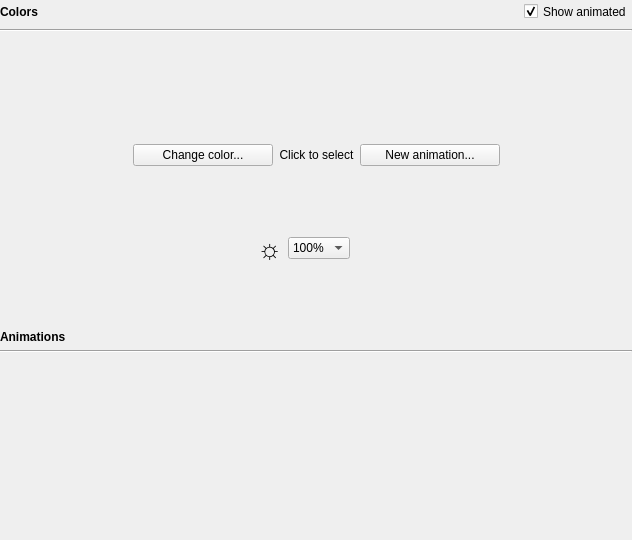
This is src/gui/kblightwidget.ui in ckb-next/ckb-next as Qt 5 draws it before an edit. The edited form follows.
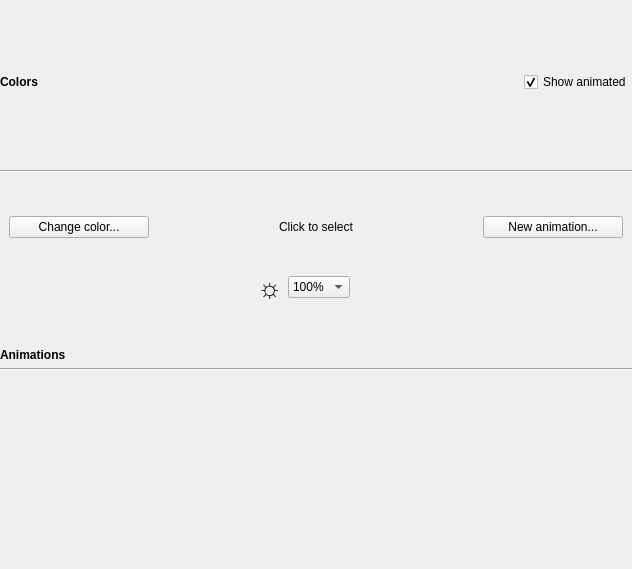
This is the edited form. Custom widgets are drawn as their Qt base class.

```diff
--- a/src/gui/kblightwidget.ui
+++ b/src/gui/kblightwidget.ui
@@ -7,7 +7,7 @@
     <x>0</x>
     <y>0</y>
     <width>632</width>
-    <height>540</height>
+    <height>569</height>
    </rect>
   </property>
   <property name="focusPolicy">
@@ -16,7 +16,10 @@
   <property name="windowTitle">
    <string notr="true">Form</string>
   </property>
-  <layout class="QVBoxLayout" name="verticalLayout">
+  <layout class="QVBoxLayout" name="verticalLayout" stretch="0,0,0,0,0,0">
+   <property name="sizeConstraint">
+    <enum>QLayout::SetDefaultConstraint</enum>
+   </property>
    <property name="leftMargin">
     <number>0</number>
    </property>
@@ -88,69 +91,15 @@
     </widget>
    </item>
    <item>
-    <layout class="QHBoxLayout" name="horizontalLayout_2">
-     <item>
-      <spacer name="horizontalSpacer_5">
-       <property name="orientation">
-        <enum>Qt::Horizontal</enum>
-       </property>
-       <property name="sizeHint" stdset="0">
-        <size>
-         <width>40</width>
-         <height>20</height>
-        </size>
-       </property>
-      </spacer>
-     </item>
-     <item>
+    <widget class="QWidget" name="controlWidget" native="true">
+     <property name="sizePolicy">
+      <sizepolicy hsizetype="Preferred" vsizetype="Preferred">
+       <horstretch>0</horstretch>
+       <verstretch>0</verstretch>
+      </sizepolicy>
+     </property>
       <layout class="QGridLayout" name="gridLayout">
-       <item row="0" column="0" colspan="3">
-        <widget class="KeyWidget" name="keyWidget" native="true">
-         <property name="sizePolicy">
-          <sizepolicy hsizetype="Expanding" vsizetype="Expanding">
-           <horstretch>0</horstretch>
-           <verstretch>0</verstretch>
-          </sizepolicy>
-         </property>
-         <property name="minimumSize">
-          <size>
-           <width>100</width>
-           <height>100</height>
-          </size>
-         </property>
-         <property name="focusPolicy">
-          <enum>Qt::ClickFocus</enum>
-         </property>
-        </widget>
-       </item>
-       <item row="1" column="0" colspan="3">
-        <layout class="QHBoxLayout" name="horizontalLayout">
-         <item>
-          <widget class="ColorButton" name="bgButton">
-           <property name="sizePolicy">
-            <sizepolicy hsizetype="Fixed" vsizetype="Fixed">
-             <horstretch>0</horstretch>
-             <verstretch>0</verstretch>
-            </sizepolicy>
-           </property>
-           <property name="minimumSize">
-            <size>
-             <width>140</width>
-             <height>0</height>
-            </size>
-           </property>
-           <property name="maximumSize">
-            <size>
-             <width>140</width>
-             <height>16777215</height>
-            </size>
-           </property>
-           <property name="text">
-            <string>Change color...</string>
-           </property>
-          </widget>
-         </item>
-         <item>
+      <item row="0" column="1">
           <widget class="QLabel" name="selLabel">
            <property name="sizePolicy">
             <sizepolicy hsizetype="Expanding" vsizetype="Preferred">
@@ -166,66 +115,27 @@
            </property>
           </widget>
          </item>
+      <item row="1" column="1">
+       <layout class="QHBoxLayout" name="horizontalLayout" stretch="1,0,1">
+        <property name="spacing">
+         <number>6</number>
+        </property>
          <item>
-          <widget class="QPushButton" name="animButton">
-           <property name="sizePolicy">
-            <sizepolicy hsizetype="Fixed" vsizetype="Fixed">
-             <horstretch>0</horstretch>
-             <verstretch>0</verstretch>
-            </sizepolicy>
-           </property>
-           <property name="minimumSize">
-            <size>
-             <width>140</width>
-             <height>0</height>
-            </size>
-           </property>
-           <property name="maximumSize">
-            <size>
-             <width>140</width>
-             <height>16777215</height>
-            </size>
+         <widget class="QLabel" name="label">
+          <property name="font">
+           <font>
+            <pointsize>20</pointsize>
+           </font>
            </property>
            <property name="text">
-            <string>New animation...</string>
+           <string notr="true">☼</string>
+          </property>
+          <property name="alignment">
+           <set>Qt::AlignRight|Qt::AlignTrailing|Qt::AlignVCenter</set>
            </property>
           </widget>
          </item>
-        </layout>
-       </item>
-      </layout>
-     </item>
      <item>
-      <spacer name="horizontalSpacer_6">
-       <property name="orientation">
-        <enum>Qt::Horizontal</enum>
-       </property>
-       <property name="sizeHint" stdset="0">
-        <size>
-         <width>40</width>
-         <height>20</height>
-        </size>
-       </property>
-      </spacer>
-     </item>
-    </layout>
-   </item>
-   <item>
-    <spacer name="verticalSpacer_2">
-     <property name="orientation">
-      <enum>Qt::Vertical</enum>
-     </property>
-     <property name="sizeHint" stdset="0">
-      <size>
-       <width>20</width>
-       <height>40</height>
-      </size>
-     </property>
-    </spacer>
-   </item>
-   <item>
-    <layout class="QGridLayout" name="gridLayout_2">
-     <item row="1" column="3">
       <widget class="QComboBox" name="brightnessBox">
        <property name="sizePolicy">
         <sizepolicy hsizetype="Fixed" vsizetype="Fixed">
@@ -255,36 +165,8 @@
        </item>
       </widget>
      </item>
-     <item row="1" column="2">
-      <widget class="QLabel" name="label">
-       <property name="font">
-        <font>
-         <pointsize>20</pointsize>
-        </font>
-       </property>
-       <property name="text">
-        <string notr="true">☼</string>
-       </property>
-       <property name="alignment">
-        <set>Qt::AlignRight|Qt::AlignTrailing|Qt::AlignVCenter</set>
-       </property>
-      </widget>
-     </item>
-     <item row="0" column="4">
-      <spacer name="horizontalSpacer_3">
-       <property name="orientation">
-        <enum>Qt::Horizontal</enum>
-       </property>
-       <property name="sizeHint" stdset="0">
-        <size>
-         <width>0</width>
-         <height>0</height>
-        </size>
-       </property>
-      </spacer>
-     </item>
-     <item row="0" column="2">
-      <spacer name="horizontalSpacer_4">
+        <item>
+         <spacer name="horizontalSpacer_2">
        <property name="orientation">
         <enum>Qt::Horizontal</enum>
        </property>
@@ -293,29 +175,63 @@
        </property>
        <property name="sizeHint" stdset="0">
         <size>
-         <width>0</width>
-         <height>0</height>
-        </size>
-       </property>
-      </spacer>
-     </item>
-    </layout>
-   </item>
-   <item>
-    <spacer name="verticalSpacer_3">
-     <property name="orientation">
-      <enum>Qt::Vertical</enum>
-     </property>
-     <property name="sizeHint" stdset="0">
-      <size>
        <width>20</width>
-       <height>40</height>
+            <height>20</height>
       </size>
      </property>
     </spacer>
+        </item>
+       </layout>
+      </item>
+      <item row="0" column="0">
+       <widget class="ColorButton" name="bgButton">
+        <property name="sizePolicy">
+         <sizepolicy hsizetype="Minimum" vsizetype="Fixed">
+          <horstretch>0</horstretch>
+          <verstretch>0</verstretch>
+         </sizepolicy>
+        </property>
+        <property name="minimumSize">
+         <size>
+          <width>140</width>
+          <height>0</height>
+         </size>
+        </property>
+        <property name="text">
+         <string>Change color...</string>
+        </property>
+       </widget>
+      </item>
+      <item row="0" column="2">
+       <widget class="QPushButton" name="animButton">
+        <property name="sizePolicy">
+         <sizepolicy hsizetype="Minimum" vsizetype="Fixed">
+          <horstretch>0</horstretch>
+          <verstretch>0</verstretch>
+         </sizepolicy>
+        </property>
+        <property name="minimumSize">
+         <size>
+          <width>140</width>
+          <height>0</height>
+         </size>
+        </property>
+        <property name="text">
+         <string>New animation...</string>
+        </property>
+       </widget>
+      </item>
+     </layout>
+    </widget>
    </item>
    <item>
     <widget class="QLabel" name="label_2">
+     <property name="sizePolicy">
+      <sizepolicy hsizetype="Preferred" vsizetype="Fixed">
+       <horstretch>0</horstretch>
+       <verstretch>0</verstretch>
+      </sizepolicy>
+     </property>
      <property name="font">
       <font>
        <weight>75</weight>
@@ -335,24 +251,13 @@
     </widget>
    </item>
    <item>
-    <widget class="QWidget" name="widget" native="true">
+    <widget class="KbAnimWidget" name="animWidget" native="true">
      <property name="minimumSize">
       <size>
        <width>0</width>
-       <height>170</height>
+       <height>181</height>
       </size>
      </property>
-     <layout class="QGridLayout" name="gridLayout_4">
-      <property name="topMargin">
-       <number>0</number>
-      </property>
-      <property name="bottomMargin">
-       <number>0</number>
-      </property>
-      <item row="0" column="0">
-       <widget class="KbAnimWidget" name="animWidget" native="true"/>
-      </item>
-     </layout>
     </widget>
    </item>
   </layout>
@@ -363,12 +268,6 @@
    <extends>QPushButton</extends>
    <header>colorbutton.h</header>
   </customwidget>
-  <customwidget>
-   <class>KeyWidget</class>
-   <extends>QWidget</extends>
-   <header>keywidget.h</header>
-   <container>1</container>
-  </customwidget>
   <customwidget>
    <class>KbAnimWidget</class>
    <extends>QWidget</extends>
```
Left out of the diff: 3 changed lines with no effect on the pictures. Lines whose indentation alone changed are shown as unchanged.
